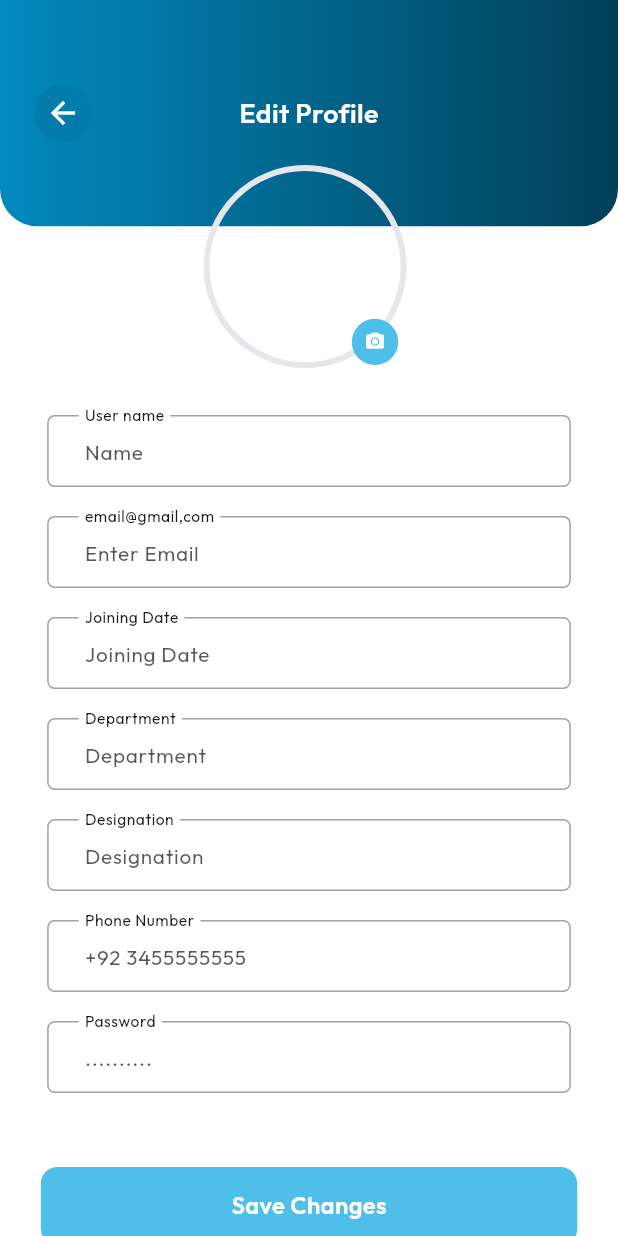
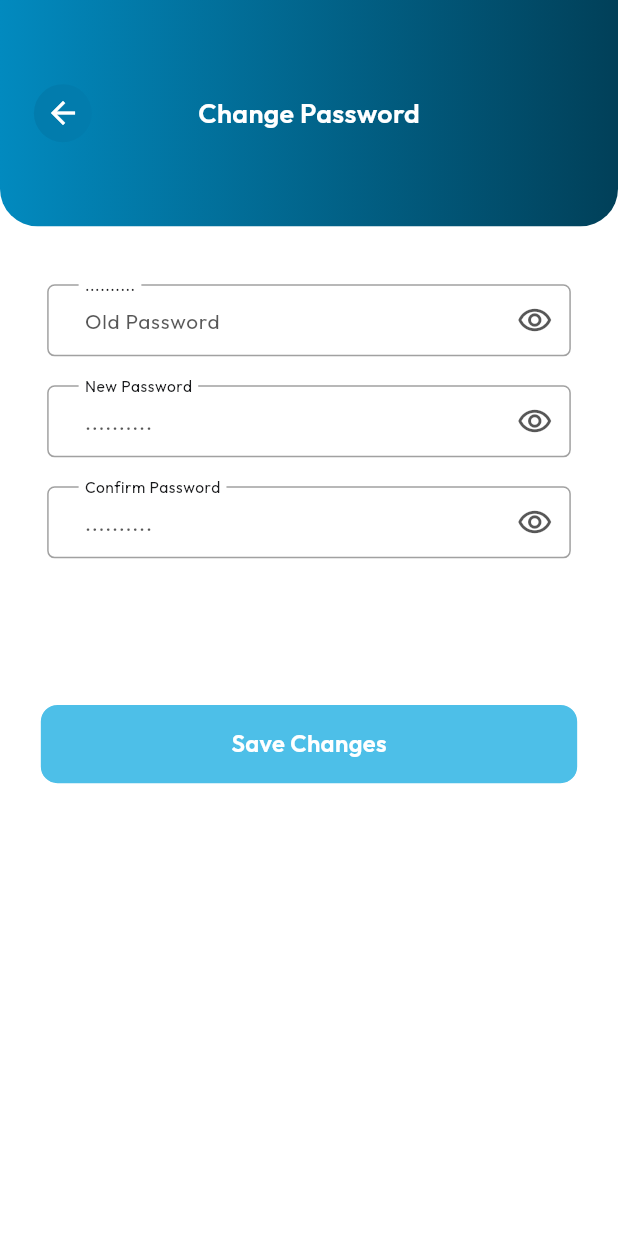
Before and after one commit to waizkamboh/clean_trust, a Flutter app: the screen it shows after launch, on a phone screen of 412 x 824 dp. Run offline on Flutter 3.47's test engine with Material 3 defaults, Android fonts, the phone set to English and light mode, and no system bars; our stand-ins replace dropdown_search, flutter_spinkit, get, persistent_bottom_nav_bar.

Commit message:
change password screen done

```diff
--- a/lib/main.dart
+++ b/lib/main.dart
@@ -13,6 +13,7 @@ import 'package:clean_trust/view/screens/home/scan_result_screen.dart';
 import 'package:clean_trust/view/screens/onboarding/onboarding_screen1.dart';
 import 'package:clean_trust/view/screens/onboarding/onboarding_screen2.dart';
 import 'package:clean_trust/view/screens/onboarding/onboarding_screen3.dart';
+import 'package:clean_trust/view/screens/profile/change_password_screen.dart';
 import 'package:clean_trust/view/screens/profile/edit_profile_screen.dart';
 import 'package:clean_trust/view/screens/profile/profile_screen.dart';
 import 'package:clean_trust/view/screens/splash/splash_screen.dart';
@@ -37,7 +38,7 @@ class MyApp extends StatelessWidget {
       theme: ThemeData(
         colorScheme: ColorScheme.fromSeed(seedColor: Colors.deepPurple),
       ),
-     home: EditProfileScreen(),
+     home: ChangePasswordScreen(),
       translations: Languages(),
       locale: const Locale('en', 'US'),
       fallbackLocale:  const Locale('en', 'US'),
--- a/lib/util/en.dart
+++ b/lib/util/en.dart
@@ -256,6 +256,15 @@ class Languages extends Translations {
 
 
 
+      'changePasswordScreen1': 'Change Password',
+      'changePasswordScreen2': 'Old Password',
+      'changePasswordScreen3': '..........',
+      'changePasswordScreen4': 'New Password',
+      'changePasswordScreen5': 'Confirm Password',
+      'changePasswordScreen6': 'Save Changes',
+
+
+
 
 
 
--- /dev/null
+++ b/lib/view/screens/profile/change_password_screen.dart
@@ -0,0 +1,197 @@
+import 'package:clean_trust/util/app_images.dart';
+import 'package:clean_trust/view/base/top_header.dart';
+import 'package:clean_trust/view/screens/auth/component/auth_card.dart';
+import 'package:flutter/material.dart';
+import 'package:get/get.dart';
+
+import '../../../util/app_colors.dart';
+import '../../../util/size_config.dart';
+import '../../../util/text_style.dart';
+import '../../base/input_text_field.dart';
+import '../../base/round_button.dart';
+
+class ChangePasswordScreen extends StatelessWidget {
+  const ChangePasswordScreen({super.key});
+
+  @override
+  Widget build(BuildContext context) {
+    SizeConfig().init(context);
+    return Scaffold(
+      backgroundColor: AppColors.kWhiteColor,
+      body: SingleChildScrollView(
+        child: Column(
+          children: [
+            TopHeader(title: 'changePasswordScreen1'.tr),
+            SizedBox(height: getHeight(40),),
+            InputTextField(
+              //height: getHeight(42),
+              //myController: controller.emailController,
+              width: getWidth(333),
+              contentPadding: EdgeInsets.symmetric(horizontal: getWidth(20)),
+              //myController: signUpC.nameSignupController.value,
+              //focusNode: signUpC.nameSignupFocusNode.value,
+              // onFiledSubmittedValue: (value){
+              //   Utils.fieldFocusChange(context, signUpC.nameSignupFocusNode.value, signUpC.emailSignupFocusNode.value);
+              // },
+              onValidator: (email){
+                return null;
+              },
+              obscureText: true,
+              suffixIcon: InkWell(
+                splashColor: Colors.transparent,
+                // onTap: (){
+                //   controller.isPassShow = !controller.isPassShow;
+                //   controller.update();
+                // },
+                child: Column(
+                  mainAxisAlignment: MainAxisAlignment.center,
+                  children: [
+                    Icon(
+                      Icons.remove_red_eye_outlined,
+                      color: AppColors.kBlackColor.withOpacity(0.66),
+                    )
+                    // controller.isPassShow
+                    //     ? const Icon(
+                    //   Icons.remove_red_eye_outlined,
+                    //   color: AppColors.kPrimary,
+                    // )
+                    //     : const Icon(
+                    //   Icons.remove_red_eye,
+                    //   color: AppColors.kPrimary,
+                    // )
+                  ],
+                ),
+              ),
+              keyBoardType: TextInputType.emailAddress,
+              labelTextStyle: kSize16W400KWhiteColorOutfitRegular.copyWith(fontSize: getFont(14), color: AppColors.kCharcoalBlackColor),
+              hintTextStyle: kSize16W400KWhiteColorOutfitRegular.copyWith(fontSize: getFont(14), color: AppColors.kBlackColor.withOpacity(0.66)),
+              hintText: 'changePasswordScreen2'.tr,
+              labelText: 'changePasswordScreen3'.tr,
+              borderRadius: 5,
+              borderSideColor: AppColors.kBlackColor.withOpacity(0.37),
+              textFormFieldColor: AppColors.kWhiteColor,
+            ),
+            SizedBox(height: getHeight(20),),
+
+            InputTextField(
+              //height: getHeight(42),
+              //myController: controller.emailController,
+              width: getWidth(333),
+              contentPadding: EdgeInsets.symmetric(horizontal: getWidth(20)),
+              //myController: signUpC.nameSignupController.value,
+              //focusNode: signUpC.nameSignupFocusNode.value,
+              // onFiledSubmittedValue: (value){
+              //   Utils.fieldFocusChange(context, signUpC.nameSignupFocusNode.value, signUpC.emailSignupFocusNode.value);
+              // },
+              onValidator: (email){
+                return null;
+              },
+              obscureText: true,
+              suffixIcon: InkWell(
+                splashColor: Colors.transparent,
+                // onTap: (){
+                //   controller.isPassShow = !controller.isPassShow;
+                //   controller.update();
+                // },
+                child: Column(
+                  mainAxisAlignment: MainAxisAlignment.center,
+                  children: [
+                    Icon(
+                      Icons.remove_red_eye_outlined,
+                      color: AppColors.kBlackColor.withOpacity(0.66),
+                    )
+                    // controller.isPassShow
+                    //     ? const Icon(
+                    //   Icons.remove_red_eye_outlined,
+                    //   color: AppColors.kPrimary,
+                    // )
+                    //     : const Icon(
+                    //   Icons.remove_red_eye,
+                    //   color: AppColors.kPrimary,
+                    // )
+                  ],
+                ),
+              ),
+              keyBoardType: TextInputType.emailAddress,
+              labelTextStyle: kSize16W400KWhiteColorOutfitRegular.copyWith(fontSize: getFont(14), color: AppColors.kCharcoalBlackColor),
+              hintTextStyle: kSize16W400KWhiteColorOutfitRegular.copyWith(fontSize: getFont(14), color: AppColors.kBlackColor.withOpacity(0.66)),
+              hintText: 'changePasswordScreen3'.tr,
+              labelText: 'changePasswordScreen4'.tr,
+              borderRadius: 5,
+              borderSideColor: AppColors.kBlackColor.withOpacity(0.37),
+              textFormFieldColor: AppColors.kWhiteColor,
+            ),
+            SizedBox(height: getHeight(20),),
+
+            InputTextField(
+              //height: getHeight(42),
+              //myController: controller.emailController,
+              width: getWidth(333),
+              contentPadding: EdgeInsets.symmetric(horizontal: getWidth(20)),
+              //myController: signUpC.nameSignupController.value,
+              //focusNode: signUpC.nameSignupFocusNode.value,
+              // onFiledSubmittedValue: (value){
+              //   Utils.fieldFocusChange(context, signUpC.nameSignupFocusNode.value, signUpC.emailSignupFocusNode.value);
+              // },
+              onValidator: (email){
+                return null;
+              },
+              obscureText: true,
+              suffixIcon: InkWell(
+                splashColor: Colors.transparent,
+                // onTap: (){
+                //   controller.isPassShow = !controller.isPassShow;
+                //   controller.update();
+                // },
+                child: Column(
+                  mainAxisAlignment: MainAxisAlignment.center,
+                  children: [
+                    Icon(
+                      Icons.remove_red_eye_outlined,
+                      color: AppColors.kBlackColor.withOpacity(0.66),
+                    )
+                    // controller.isPassShow
+                    //     ? const Icon(
+                    //   Icons.remove_red_eye_outlined,
+                    //   color: AppColors.kPrimary,
+                    // )
+                    //     : const Icon(
+                    //   Icons.remove_red_eye,
+                    //   color: AppColors.kPrimary,
+                    // )
+                  ],
+                ),
+              ),
+              keyBoardType: TextInputType.emailAddress,
+              labelTextStyle: kSize16W400KWhiteColorOutfitRegular.copyWith(fontSize: getFont(14), color: AppColors.kCharcoalBlackColor),
+              hintTextStyle: kSize16W400KWhiteColorOutfitRegular.copyWith(fontSize: getFont(14), color: AppColors.kBlackColor.withOpacity(0.66)),
+              hintText: 'changePasswordScreen3'.tr,
+              labelText: 'changePasswordScreen5'.tr,
+              borderRadius: 5,
+              borderSideColor: AppColors.kBlackColor.withOpacity(0.37),
+              textFormFieldColor: AppColors.kWhiteColor,
+            ),
+            SizedBox(height: getHeight(100),),
+            RoundButton(
+              onPress: (){},
+              radius: BorderRadius.circular(12),
+              title: 'changePasswordScreen6'.tr,
+              textStyle: kSize16W600KBlackColorOutfitSemiBold.copyWith(color: AppColors.kWhiteColor,),
+              buttonColor: AppColors.kSkyBlueColor,
+              width: getWidth(343),
+              height: getHeight(56),
+
+            ),
+
+
+
+          ]
+
+
+
+        ),
+      ),
+    );
+  }
+
+}
--- a/lib/view/screens/profile/edit_profile_screen.dart
+++ b/lib/view/screens/profile/edit_profile_screen.dart
@@ -207,7 +207,6 @@ class EditProfileScreen extends StatelessWidget {
                 return null;
               },
               keyBoardType: TextInputType.emailAddress,
-              readOnly: true,
               labelTextStyle: kSize16W400KWhiteColorOutfitRegular.copyWith(fontSize: getFont(14), color: AppColors.kCharcoalBlackColor),
               hintTextStyle: kSize16W400KWhiteColorOutfitRegular.copyWith(fontSize: getFont(14), color: AppColors.kBlackColor.withOpacity(0.66)),
               obscureText: false,
@@ -232,7 +231,6 @@ class EditProfileScreen extends StatelessWidget {
                 return null;
               },
               keyBoardType: TextInputType.emailAddress,
-              readOnly: true,
               labelTextStyle: kSize16W400KWhiteColorOutfitRegular.copyWith(fontSize: getFont(14), color: AppColors.kCharcoalBlackColor),
               hintTextStyle: kSize16W400KWhiteColorOutfitRegular.copyWith(fontSize: getFont(14), color: AppColors.kBlackColor.withOpacity(0.66)),
               obscureText: false,
```
